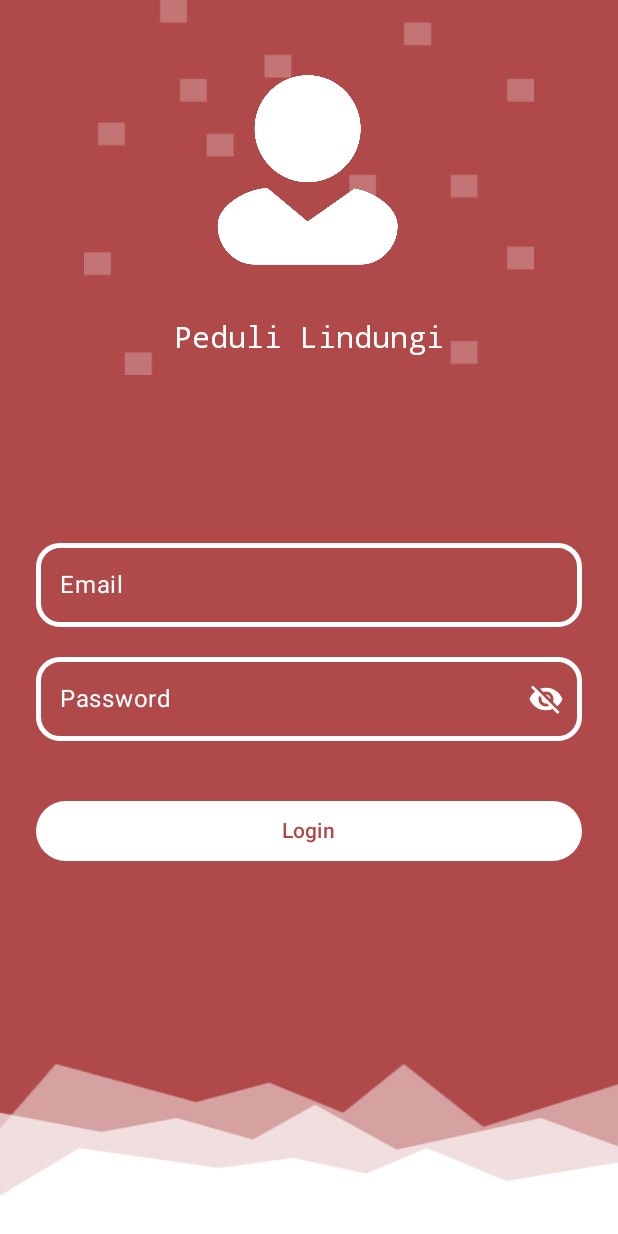
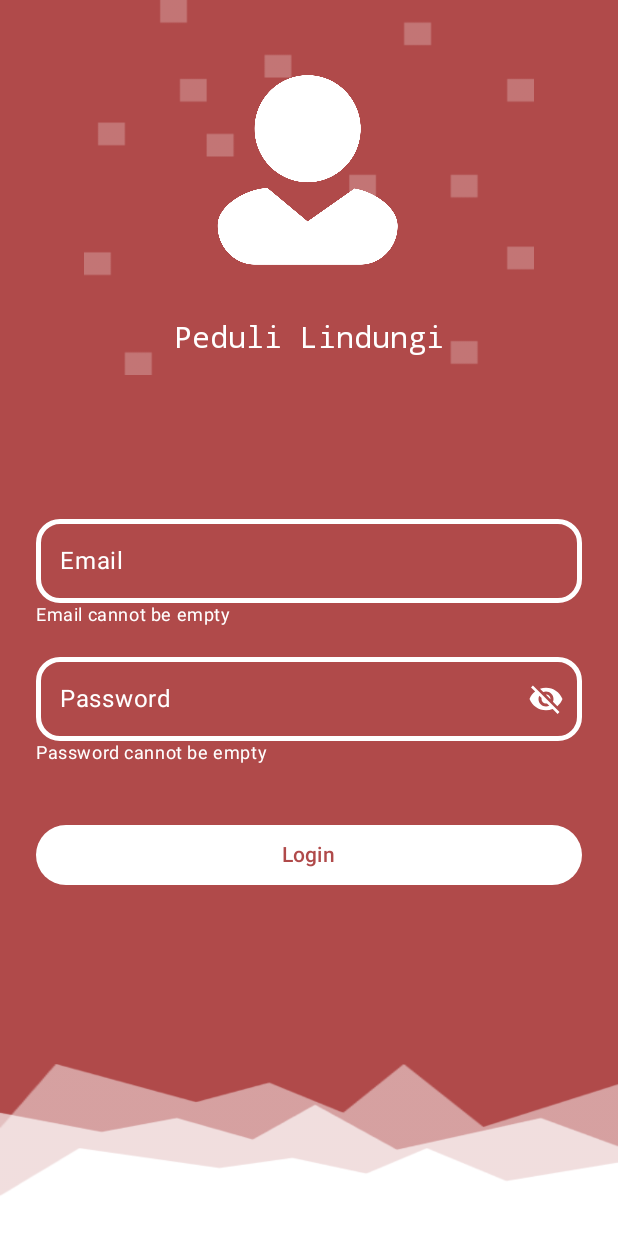
Before and after one commit to ahmadfaqih796/kotlin-mobile, an Android app built with Jetpack Compose: the screen it shows after launch (LoginActivity), after a tap on "Login", on a phone screen of 412 x 824 dp. Run offline under Robolectric (Android 15) with nearby library versions, the phone set to English and light mode, and no system bars.

Commit message:
Fix handle error text input

```diff
--- a/app/src/main/java/com/project/latihan/ui/components/form/PasswordFieldV2.kt
+++ b/app/src/main/java/com/project/latihan/ui/components/form/PasswordFieldV2.kt
@@ -27,6 +27,8 @@ fun PasswordFieldV2(
     modifier: Modifier = Modifier,
     focusRequester: FocusRequester? = null,
     onDone: (() -> Unit)? = null,
+    isError: Boolean = false,
+    errorMessage: String? = null
 ) {
     var passwordVisible by remember { mutableStateOf(false) }
 
@@ -78,8 +80,23 @@ fun PasswordFieldV2(
                 focusedIndicatorColor = Color.Transparent,
                 unfocusedIndicatorColor = Color.Transparent,
                 // color kedap kedip cursor
-                cursorColor = Color.White
+                cursorColor = Color.White,
+                // error color
+                errorContainerColor = Color.Transparent,
+                errorIndicatorColor = Color.Transparent,
+                errorLabelColor = Color.White,
+                errorCursorColor = Color.White,
+                errorTextColor = Color.White
             ),
+            isError = isError
+        )
+    }
+    if (errorMessage != null) {
+        Text(
+            text = errorMessage,
+            color = Color.White,
+            style = MaterialTheme.typography.bodySmall,
+//            modifier = Modifier.padding(start = 16.dp, top = 4.dp)
         )
     }
     Spacer(modifier = Modifier.height(16.dp))
--- a/app/src/main/java/com/project/latihan/ui/components/form/TextFieldV2.kt
+++ b/app/src/main/java/com/project/latihan/ui/components/form/TextFieldV2.kt
@@ -29,6 +29,7 @@ fun TextFieldV2(
     visualTransformation: VisualTransformation = VisualTransformation.None,
     modifier: Modifier = Modifier,
     isError: Boolean = false,
+    errorMessage: String? = null,
     placeholder: @Composable (() -> Unit)? = null,
     leadingIcon: @Composable (() -> Unit)? = null,
     trailingIcon: @Composable (() -> Unit)? = null,
@@ -80,8 +81,22 @@ fun TextFieldV2(
                 focusedIndicatorColor = Color.Transparent,
                 unfocusedIndicatorColor = Color.Transparent,
                 // color kedap kedip cursor
-                cursorColor = Color.White
+                cursorColor = Color.White,
+                // error color
+                errorContainerColor = Color.Transparent,
+                errorIndicatorColor = Color.Transparent,
+                errorLabelColor = Color.White,
+                errorCursorColor = Color.White,
+                errorTextColor = Color.White
             ),
+        )
+    }
+    if (errorMessage != null) {
+        Text(
+            text = errorMessage,
+            color = Color.White,
+            style = MaterialTheme.typography.bodySmall,
+//            modifier = Modifier.padding(start = 16.dp, top = 4.dp)
         )
     }
 
--- a/app/src/main/java/com/project/latihan/ui/screen/auth/LoginScreenV2.kt
+++ b/app/src/main/java/com/project/latihan/ui/screen/auth/LoginScreenV2.kt
@@ -32,6 +32,10 @@ fun LoginScreenV2(
 
     var email by remember { mutableStateOf("") }
     var password by remember { mutableStateOf("") }
+    var isSubmit by remember { mutableStateOf(false) }
+
+    var emailError by remember { mutableStateOf<String?>(null) }
+    var passwordError by remember { mutableStateOf<String?>(null) }
 
     val focusRequesters = List(2) { FocusRequester() }
     val keyboardController = LocalSoftwareKeyboardController.current
@@ -41,6 +45,23 @@ fun LoginScreenV2(
         } else {
             keyboardController?.hide()
         }
+    }
+
+    fun validateInputs(): Boolean {
+        var isValid = true
+        if (isSubmit) {
+            emailError = when {
+                email.isBlank() -> "Email cannot be empty"
+                !email.matches(Regex("^[\\w.-]+@[\\w.-]+\\.[a-zA-Z]{2,}$")) -> "Invalid email format"
+                else -> null
+            }
+//            emailError = if (email.isBlank()) "Email cannot be empty" else null
+            passwordError = if (password.isBlank()) "Password cannot be empty" else null
+            if (emailError != null || passwordError != null) {
+                isValid = false
+            }
+        }
+        return isValid
     }
 
     Box(
@@ -103,23 +124,47 @@ fun LoginScreenV2(
             ) {
                 TextFieldV2(
                     value = email,
-                    onValueChange = { email = it },
+//                    onValueChange = { email = it },
+                    onValueChange = { newValue ->
+                        email = newValue
+                        if (isSubmit) {
+//                            emailError = if (newValue.isBlank()) "Email cannot be empty" else null
+                            emailError = when {
+                                newValue.isBlank() -> "Email cannot be empty"
+                                !newValue.matches(Regex("^[\\w.-]+@[\\w.-]+\\.[a-zA-Z]{2,}$")) -> "Invalid email format"
+                                else -> null
+                            }
+                        }
+                    },
                     label = "Email",
                     focusRequester = focusRequesters[0],
-                    onDone = { requestNextFocus(0) }
+                    onDone = { requestNextFocus(0) },
+                    isError = emailError != null,
+                    errorMessage = emailError
                 )
                 PasswordFieldV2(
                     value = password,
-                    onValueChange = { password = it },
+                    onValueChange = { newValue ->
+                        password = newValue
+                        if (isSubmit) {
+                            passwordError =
+                                if (newValue.isBlank()) "Password cannot be empty" else null
+                        }
+                    },
                     focusRequester = focusRequesters[1],
-                    onDone = { keyboardController?.hide() }
+                    onDone = { keyboardController?.hide() },
+                    isError = passwordError != null,
+                    errorMessage = passwordError
                 )
                 CustomButton(
                     label = "Login",
                     backgroundColor = Color.White,
                     contentColor = Color(0xFFB04A4A),
                     onClick = {
-                        onLoginClicked(email, password)
+                        isSubmit = true
+                        if (validateInputs()) {
+                            onLoginClicked(email, password)
+                        }
                     })
             }
             Column(
```
Also changed, not shown: app/src/main/java/com/project/latihan/model/entities/UserResponse.kt (+8 -12 lines).
